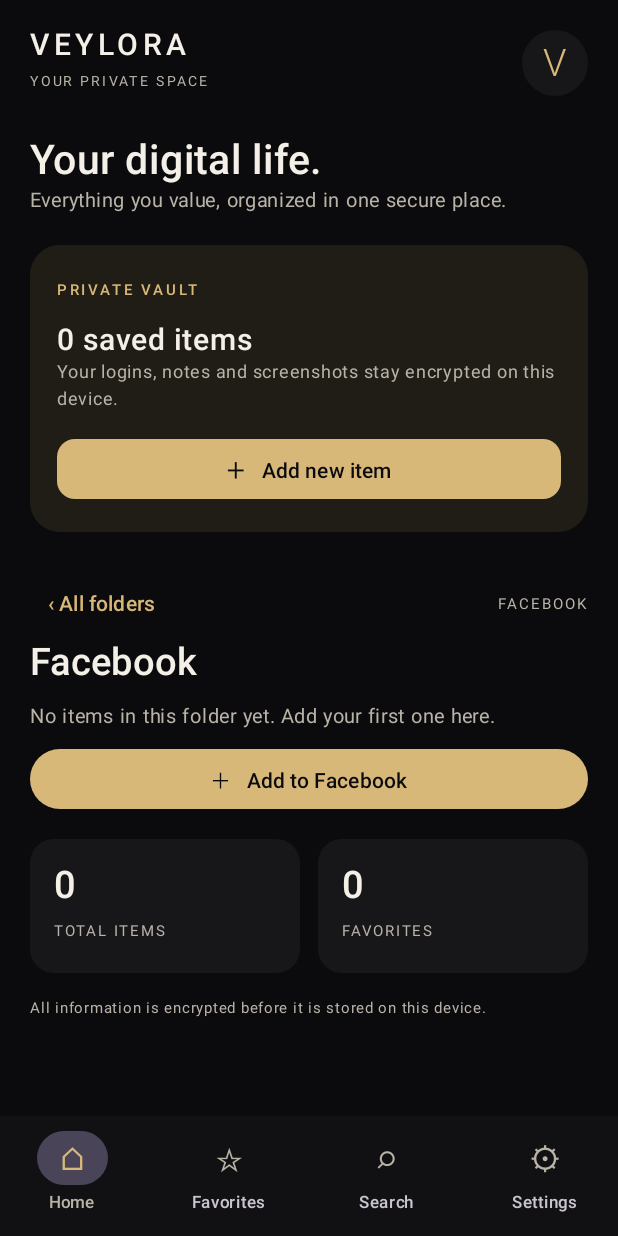
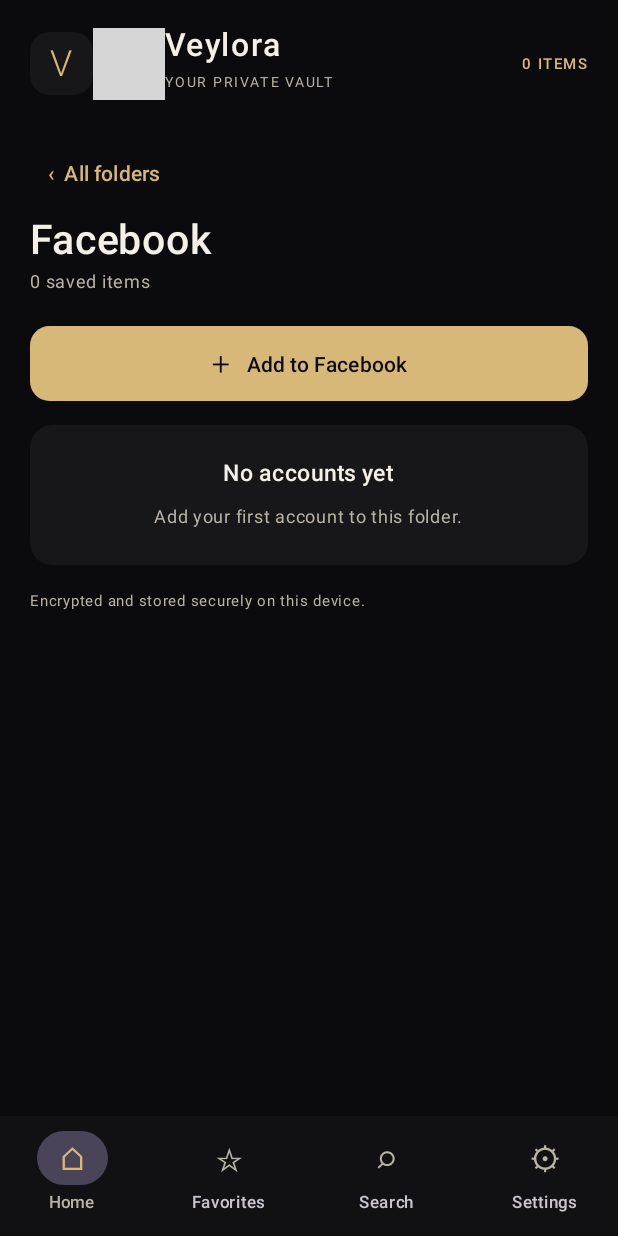
Before and after one commit to unlogistixofficial/Veylora, an Android app built with Jetpack Compose: the composable VeyloraDashboard called with empty values, after a tap on an icon or button, on a phone screen of 412 x 824 dp. Run offline under Robolectric (Android 15) with nearby library versions, the phone set to English and light mode, and no system bars; 2 statements that could not run were skipped; grey boxes are pictures that could not be loaded.

Commit message:
Redesign Veylora home for a cleaner V1 release

```diff
--- a/app/src/main/java/com/unlogistix/veylora/MainActivity.kt
+++ b/app/src/main/java/com/unlogistix/veylora/MainActivity.kt
@@ -789,12 +789,20 @@ private fun HomeScreen(
     onToggleFavorite: (VaultAccount) -> Unit,
     onDelete: (VaultAccount) -> Unit
 ) {
-    val folders = (
-        listOf("Facebook", "Instagram", "TikTok", "Telegram", "Email",
-            "Website", "Banking", "Shopping", "Gaming", "Work",
-            "Social", "Finance", "Entertainment", "Other") +
-            accounts.map { it.category.trim() }.filter { it.isNotBlank() }
-        ).distinct()
+    val standardFolders = listOf("Facebook", "Instagram", "TikTok", "Telegram", "Email", "Website")
+    val additionalFolders = listOf(
+        "Banking", "Shopping", "Gaming", "Work", "Social",
+        "Finance", "Entertainment", "Other"
+    )
+    val savedCustomFolders = accounts.map { it.category.trim() }
+        .filter { it.isNotBlank() && it !in standardFolders && it !in additionalFolders }
+        .distinct()
+    val allFolders = (standardFolders + additionalFolders + savedCustomFolders).distinct()
+    val usedAdditionalFolders = allFolders.filter {
+        it !in standardFolders && accounts.any { account ->
+            account.category.equals(it, ignoreCase = true)
+        }
+    }
     val symbols = mapOf(
         "Facebook" to "f", "Instagram" to "◎", "TikTok" to "♪", "Telegram" to "➤",
         "Email" to "✉", "Website" to "⌘", "Banking" to "▤", "Shopping" to "◇",
@@ -802,134 +810,195 @@ private fun HomeScreen(
         "Finance" to "▤", "Entertainment" to "▶", "Other" to "＋"
     )
     var selectedFolder by remember { mutableStateOf<String?>(null) }
+    var showAllFolders by remember { mutableStateOf(false) }
     val folderAccounts = selectedFolder?.let { folder ->
         accounts.filter { it.category.equals(folder, ignoreCase = true) }
     }.orEmpty()
+    val visibleFolders = if (showAllFolders) {
+        allFolders
+    } else {
+        (standardFolders + usedAdditionalFolders).distinct()
+    }
 
     Column(
-        modifier = Modifier.fillMaxSize().verticalScroll(rememberScrollState())
+        modifier = Modifier.fillMaxSize()
+            .verticalScroll(rememberScrollState())
             .padding(horizontal = 20.dp, vertical = 18.dp)
     ) {
         Row(
             modifier = Modifier.fillMaxWidth(),
-            horizontalArrangement = Arrangement.SpaceBetween,
             verticalAlignment = Alignment.CenterVertically
         ) {
-            Column {
-                Text("VEY LORA".replace(" ", ""), color = VeyloraText, fontSize = 20.sp,
-                    letterSpacing = 3.sp, fontWeight = FontWeight.SemiBold)
-                Text("YOUR PRIVATE SPACE", color = VeyloraMuted, fontSize = 9.sp,
-                    letterSpacing = 2.sp)
-            }
-            Box(Modifier.size(44.dp).background(VeyloraSurface, CircleShape),
-                contentAlignment = Alignment.Center) {
-                Text("V", color = VeyloraGold, fontSize = 25.sp, fontWeight = FontWeight.Light)
-            }
-        }
-        Spacer(Modifier.height(24.dp))
-        Text("Your digital life.", color = VeyloraText, fontSize = 27.sp,
-            lineHeight = 34.sp, fontWeight = FontWeight.Medium)
-        Text("Everything you value, organized in one secure place.",
-            color = VeyloraMuted, fontSize = 13.sp, lineHeight = 19.sp)
-        Spacer(Modifier.height(20.dp))
-        Card(
-            modifier = Modifier.fillMaxWidth(),
-            shape = RoundedCornerShape(20.dp),
-            colors = CardDefaults.cardColors(containerColor = Color(0xFF201D17))
-        ) {
-            Column(Modifier.padding(18.dp)) {
-                Text("PRIVATE VAULT", color = VeyloraGold, fontSize = 10.sp,
-                    letterSpacing = 1.8.sp, fontWeight = FontWeight.SemiBold)
-                Spacer(Modifier.height(9.dp))
-                Text(if (accountsLoaded) "${accounts.size} saved items" else "Loading your vault…",
-                    color = VeyloraText, fontSize = 20.sp, fontWeight = FontWeight.SemiBold)
-                Text("Your logins, notes and screenshots stay encrypted on this device.",
-                    color = VeyloraMuted, fontSize = 12.sp, lineHeight = 18.sp)
-                Spacer(Modifier.height(14.dp))
-                Button(
-                    onClick = { onAddClick(selectedFolder) },
-                    colors = ButtonDefaults.buttonColors(containerColor = VeyloraGold,
-                        contentColor = VeyloraBlack),
-                    shape = RoundedCornerShape(12.dp),
-                    modifier = Modifier.fillMaxWidth()
-                ) { Text("＋   Add new item", fontWeight = FontWeight.SemiBold) }
-            }
-        }
-        Spacer(Modifier.height(24.dp))
+            Box(
+                modifier = Modifier.size(42.dp).background(VeyloraSurface, RoundedCornerShape(13.dp)),
+                contentAlignment = Alignment.Center
+            ) {
+                Text("V", color = VeyloraGold, fontSize = 24.sp, fontWeight = FontWeight.Light)
+            }
+            Spacer(Modifier.width(12.dp))
+            Column(Modifier.weight(1f)) {
+                Text("Veylora", color = VeyloraText, fontSize = 21.sp,
+                    letterSpacing = 1.2.sp, fontWeight = FontWeight.SemiBold)
+                Text("YOUR PRIVATE VAULT", color = VeyloraMuted, fontSize = 9.sp,
+                    letterSpacing = 1.7.sp)
+            }
+            Text(
+                if (accountsLoaded) "${accounts.size} ITEMS" else "LOADING",
+                color = VeyloraGold, fontSize = 10.sp, letterSpacing = 1.sp,
+                fontWeight = FontWeight.SemiBold
+            )
+        }
+
+        Spacer(Modifier.height(25.dp))
         if (selectedFolder == null) {
-            Text("YOUR FOLDERS", color = VeyloraMuted, fontSize = 10.sp,
-                letterSpacing = 1.8.sp, fontWeight = FontWeight.SemiBold)
-            Spacer(Modifier.height(12.dp))
-            folders.chunked(2).forEach { pair ->
-                Row(horizontalArrangement = Arrangement.spacedBy(10.dp)) {
+            Text("Your vault", color = VeyloraText, fontSize = 27.sp,
+                fontWeight = FontWeight.SemiBold)
+            Spacer(Modifier.height(5.dp))
+            Text("Keep every account neatly organized.", color = VeyloraMuted, fontSize = 13.sp)
+            Spacer(Modifier.height(18.dp))
+            Button(
+                onClick = { onAddClick(null) },
+                modifier = Modifier.fillMaxWidth().height(52.dp),
+                colors = ButtonDefaults.buttonColors(
+                    containerColor = VeyloraGold, contentColor = VeyloraBlack
+                ),
+                shape = RoundedCornerShape(14.dp)
+            ) {
+                Text("＋   Add account", fontSize = 15.sp, fontWeight = FontWeight.SemiBold)
+            }
+            Spacer(Modifier.height(27.dp))
+            Row(
+                modifier = Modifier.fillMaxWidth(),
+                verticalAlignment = Alignment.CenterVertically
+            ) {
+                Text("Folders", color = VeyloraText, fontSize = 18.sp,
+                    fontWeight = FontWeight.SemiBold)
+                Spacer(Modifier.weight(1f))
+                TextButton(onClick = { showAllFolders = !showAllFolders }) {
+                    Text(
+                        if (showAllFolders) "Show less" else "View all",
+                        color = VeyloraGold, fontSize = 12.sp
+                    )
+                }
+            }
+            Spacer(Modifier.height(5.dp))
+            visibleFolders.chunked(2).forEach { pair ->
+                Row(
+                    modifier = Modifier.fillMaxWidth(),
+                    horizontalArrangement = Arrangement.spacedBy(12.dp)
+                ) {
                     pair.forEach { folder ->
-                        val count = accounts.count { it.category.equals(folder, ignoreCase = true) }
+                        val count = accounts.count {
+                            it.category.equals(folder, ignoreCase = true)
+                        }
                         Card(
-                            modifier = Modifier.weight(1f).padding(bottom = 10.dp),
+                            modifier = Modifier.weight(1f).height(82.dp),
                             onClick = { selectedFolder = folder },
-                            shape = RoundedCornerShape(16.dp),
+                            shape = RoundedCornerShape(15.dp),
                             colors = CardDefaults.cardColors(containerColor = VeyloraSurface)
                         ) {
-                            Column(Modifier.fillMaxWidth().padding(15.dp)) {
+                            Row(
+                                modifier = Modifier.fillMaxSize().padding(horizontal = 12.dp),
+                                verticalAlignment = Alignment.CenterVertically
+                            ) {
                                 Box(
-                                    Modifier.size(38.dp).background(Color(0xFF28241D), RoundedCornerShape(12.dp)),
+                                    Modifier.size(38.dp).background(
+                                        Color(0xFF28241D), RoundedCornerShape(12.dp)
+                                    ),
                                     contentAlignment = Alignment.Center
                                 ) {
-                                    Text(symbols[folder] ?: "◇", color = VeyloraGold, fontSize = 19.sp)
+                                    Text(symbols[folder] ?: "◇", color = VeyloraGold, fontSize = 18.sp)
                                 }
-                                Spacer(Modifier.height(12.dp))
-                                Text(folder, color = VeyloraText, fontSize = 14.sp,
-                                    fontWeight = FontWeight.SemiBold)
-                                Text(if (accountsLoaded) "$count items" else "—",
-                                    color = VeyloraMuted, fontSize = 11.sp)
+                                Spacer(Modifier.width(10.dp))
+                                Column(Modifier.weight(1f)) {
+                                    Text(
+                                        folder, color = VeyloraText, fontSize = 13.sp,
+                                        fontWeight = FontWeight.SemiBold, maxLines = 1
+                                    )
+                                    Text(
+                                        if (accountsLoaded) "$count items" else "—",
+                                        color = VeyloraMuted, fontSize = 10.sp
+                                    )
+                                }
                             }
                         }
                     }
                     if (pair.size == 1) Spacer(Modifier.weight(1f))
                 }
-            }
-            Spacer(Modifier.height(8.dp))
-            Text("Choose a folder to view its saved accounts. You can add your own details and custom fields to every item.",
-                color = VeyloraMuted, fontSize = 11.sp, lineHeight = 16.sp)
+                Spacer(Modifier.height(10.dp))
+            }
+            if (!accountsLoaded) {
+                Text("Loading your encrypted accounts…", color = VeyloraMuted, fontSize = 11.sp)
+            }
         } else {
-            Row(verticalAlignment = Alignment.CenterVertically) {
-                TextButton(onClick = { selectedFolder = null }) {
-                    Text("‹ All folders", color = VeyloraGold)
-                }
-                Spacer(Modifier.weight(1f))
-                Text(selectedFolder!!.uppercase(), color = VeyloraMuted,
-                    fontSize = 10.sp, letterSpacing = 1.4.sp)
-            }
-            Text(selectedFolder!!, color = VeyloraText, fontSize = 25.sp,
+            TextButton(onClick = { selectedFolder = null }) {
+                Text("‹  All folders", color = VeyloraGold)
+            }
+            Spacer(Modifier.height(4.dp))
+            Text(selectedFolder!!, color = VeyloraText, fontSize = 27.sp,
                 fontWeight = FontWeight.SemiBold)
-            Spacer(Modifier.height(12.dp))
+            Text(
+                if (accountsLoaded) "${folderAccounts.size} saved items" else "Loading…",
+                color = VeyloraMuted, fontSize = 12.sp
+            )
+            Spacer(Modifier.height(17.dp))
+            Button(
+                onClick = { onAddClick(selectedFolder) },
+                modifier = Modifier.fillMaxWidth().height(50.dp),
+                colors = ButtonDefaults.buttonColors(
+                    containerColor = VeyloraGold, contentColor = VeyloraBlack
+                ),
+                shape = RoundedCornerShape(13.dp)
+            ) {
+                Text("＋   Add to ${selectedFolder!!}", fontWeight = FontWeight.SemiBold)
+            }
+            Spacer(Modifier.height(16.dp))
             if (!accountsLoaded) {
                 Text("Loading encrypted records…", color = VeyloraMuted, fontSize = 13.sp)
             } else if (folderAccounts.isEmpty()) {
-                Text("No items in this folder yet. Add your first one here.",
-                    color = VeyloraMuted, fontSize = 13.sp, lineHeight = 19.sp)
+                Card(
+                    modifier = Modifier.fillMaxWidth(),
+                    shape = RoundedCornerShape(15.dp),
+                    colors = CardDefaults.cardColors(containerColor = VeyloraSurface)
+                ) {
+                    Column(
+                        modifier = Modifier.fillMaxWidth().padding(20.dp),
+                        horizontalAlignment = Alignment.CenterHorizontally
+                    ) {
+                        Text("No accounts yet", color = VeyloraText,
+                            fontSize = 15.sp, fontWeight = FontWeight.SemiBold)
+                        Spacer(Modifier.height(5.dp))
+                        Text("Add your first account to this folder.",
+                            color = VeyloraMuted, fontSize = 12.sp)
+                    }
+                }
             } else {
                 folderAccounts.forEach { account ->
                     Card(
                         modifier = Modifier.fillMaxWidth().padding(vertical = 5.dp),
-                        shape = RoundedCornerShape(15.dp),
+                        shape = RoundedCornerShape(14.dp),
                         colors = CardDefaults.cardColors(containerColor = VeyloraSurface)
                     ) {
-                        Column(Modifier.padding(14.dp)) {
+                        Column(Modifier.padding(horizontal = 14.dp, vertical = 11.dp)) {
                             Row(
                                 modifier = Modifier.fillMaxWidth(),
-                                verticalAlignment = Alignment.CenterVertically,
-                                horizontalArrangement = Arrangement.SpaceBetween
+                                verticalAlignment = Alignment.CenterVertically
                             ) {
-                                Text(account.title, color = VeyloraText, fontSize = 15.sp,
-                                    fontWeight = FontWeight.SemiBold, modifier = Modifier.weight(1f))
+                                Column(Modifier.weight(1f)) {
+                                    Text(account.title, color = VeyloraText, fontSize = 14.sp,
+                                        fontWeight = FontWeight.SemiBold)
+                                    Text(
+                                        account.username.ifBlank {
+                                            account.website.ifBlank { account.category }
+                                        },
+                                        color = VeyloraMuted, fontSize = 11.sp
+                                    )
+                                }
                                 TextButton(onClick = { onToggleFavorite(account) }) {
                                     Text(if (account.isFavorite) "★" else "☆",
-                                        color = VeyloraGold, fontSize = 20.sp)
+                                        color = VeyloraGold, fontSize = 19.sp)
                                 }
                             }
-                            Text(account.username.ifBlank { account.website.ifBlank { account.category } },
-                                color = VeyloraMuted, fontSize = 12.sp)
                             Row(horizontalArrangement = Arrangement.spacedBy(8.dp)) {
                                 TextButton(onClick = { onEdit(account) }) {
                                     Text("Open / Edit", color = VeyloraGold)
@@ -942,23 +1011,12 @@ private fun HomeScreen(
                     }
                 }
             }
-            Spacer(Modifier.height(8.dp))
-            Button(
-                onClick = { onAddClick(selectedFolder) },
-                colors = ButtonDefaults.buttonColors(containerColor = VeyloraGold,
-                    contentColor = VeyloraBlack),
-                modifier = Modifier.fillMaxWidth()
-            ) { Text("＋   Add to ${selectedFolder!!}") }
-        }
-        Spacer(Modifier.height(16.dp))
-        Row(horizontalArrangement = Arrangement.spacedBy(12.dp)) {
-            OverviewCard(if (accountsLoaded) accounts.size.toString() else "—", "TOTAL ITEMS", Modifier.weight(1f))
-            OverviewCard(if (accountsLoaded) accounts.count { it.isFavorite }.toString() else "—",
-                "FAVORITES", Modifier.weight(1f))
-        }
-        Spacer(Modifier.height(16.dp))
-        Text("All information is encrypted before it is stored on this device.",
-            color = VeyloraMuted, fontSize = 10.sp, lineHeight = 15.sp)
+        }
+        Spacer(Modifier.height(12.dp))
+        Text(
+            "Encrypted and stored securely on this device.",
+            color = VeyloraMuted, fontSize = 10.sp
+        )
     }
 }
 
```
